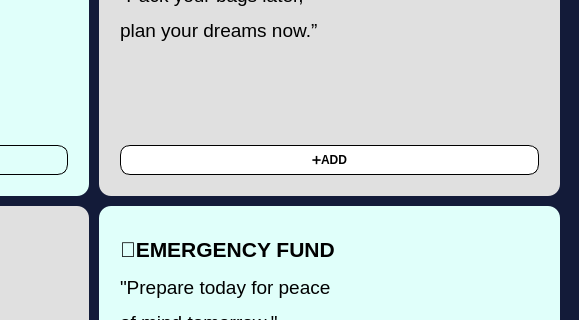
First picture: the form in visions.ui, repository Prasiddhi16/Drishya, before the edit; both pictures show x 861 to 1440 and y 261 to 581 of the 1440 by 780 pixel window.
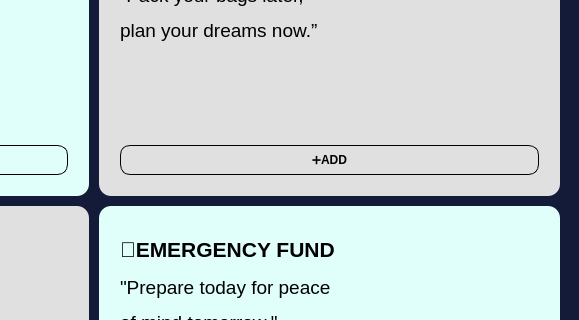
Second picture: the form after the edit.

```diff
--- a/visions.ui
+++ b/visions.ui
@@ -804,7 +804,7 @@
                      </property>
                      <property name="styleSheet">
                       <string notr="true">QPushButton {
-        background-color:white;
+      
 	border: 0.5px solid black;
         border-radius: 10px;
         padding: 6px 12px;
```
Left out of the diff: 2 changed lines with no effect on the pictures.
